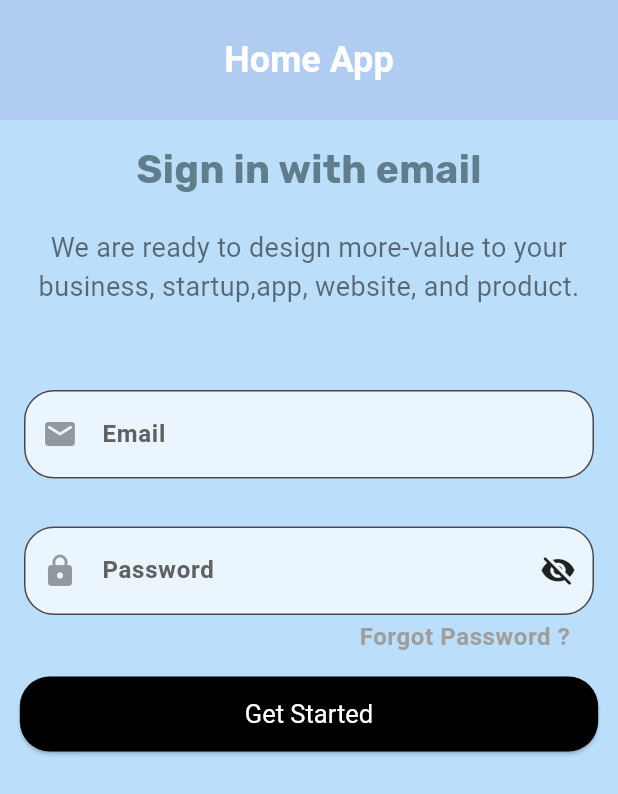
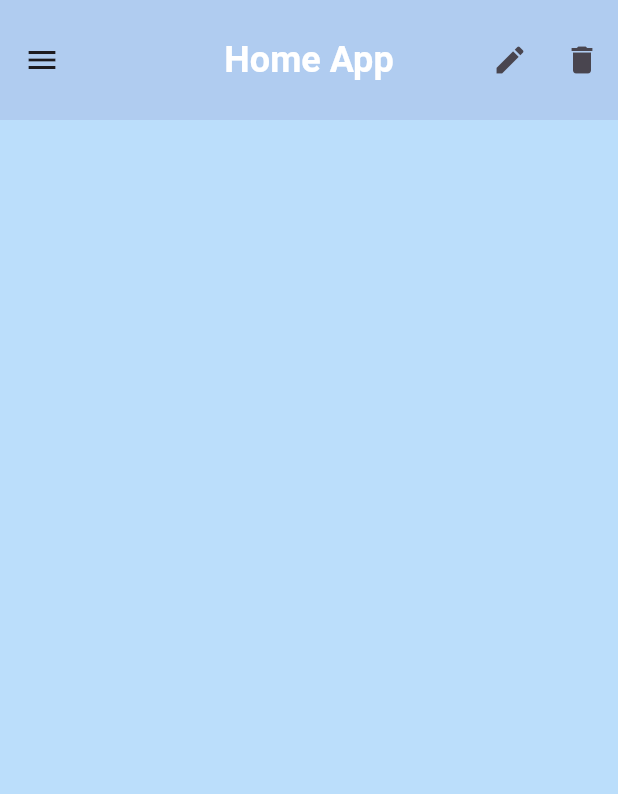
Before and after one commit to 07fahim/live_class_flutter, a Flutter app: the screen it shows after launch, on a phone screen of 412 x 824 dp. Shown: the top 794 px of the screen. Run offline on Flutter 3.47's test engine with Material 3 defaults, Android fonts, the phone set to English and light mode, and no system bars.

Commit message:
Drawer,Actionbutton

```diff
--- a/lib/main.dart
+++ b/lib/main.dart
@@ -30,123 +30,29 @@ class Home extends StatelessWidget {
         backgroundColor: Colors.blue.shade100,
         elevation: 10,
         toolbarHeight: 80,
-        toolbarOpacity:1,
+        toolbarOpacity: 1,
+        actions: [
+          IconButton(onPressed: () {}, icon: Icon(Icons.edit)),
+          IconButton(onPressed: () {}, icon: Icon(Icons.delete))
+        ],
       ),
       backgroundColor: Colors.blue.shade100,
-      body: Column(
-        children: [
-        SizedBox(
-        height: 15,
-      ),
-      Center(
-        child: Text(
-          "Sign in with email",
-          style: TextStyle(
-              fontWeight: FontWeight.bold,
-              fontSize: 26,
-              color: Colors.blueGrey,
-              fontFamily: 'Rubik'),
-        ),
-      ),
-      Padding(
-        padding: EdgeInsets.all(20),
-        child: Text(
-          'We are ready to design more-value to your business, startup,app, website, and product.',
-          style: TextStyle(fontSize: 18, color: Colors.black54),
-          textDirection: TextDirection.ltr,
-          overflow: TextOverflow.visible,
-          textAlign: TextAlign.center,
-        ),
-      ),
-      Padding(
-        padding: EdgeInsets.all(16),
-        child: Column(
-          children: [
-            SizedBox(
-              height: 20,
-            ),
-            TextField(keyboardType: TextInputType.emailAddress,
-              style: TextStyle(fontSize: 18, color: Colors.black),
-              decoration: InputDecoration(
-                hintText: "Email",
-                labelText: "Email",
-                labelStyle: TextStyle(
-                    color: Colors.grey.shade700, fontWeight: FontWeight.w700),
-                hintStyle: TextStyle(
-                    color: Colors.grey.shade400,
-                    fontWeight: FontWeight.w500),
-                prefixIcon: Icon(Icons.email_rounded, color: Colors.black38,),
-                filled: true,
-                fillColor: Colors.white70,
-                border: OutlineInputBorder(
-                    borderRadius: BorderRadius.all(Radius.circular(20)),
-                    borderSide: BorderSide(
-                      color: Colors.black38,
-                      //strokeAlign: BorderSide.strokeAlignOutside,
-                    )),
-                focusedBorder: OutlineInputBorder(borderSide: BorderSide(
-                  color: Colors.grey.shade300,
-                  //strokeAlign: BorderSide.strokeAlignOutside,
-                ), borderRadius: BorderRadius.all(Radius.circular(20))),
-              ),
-
-            ),
-          ],
-        ),
-      ),
-      Column(children: [
-        Padding(
-          padding: const EdgeInsets.all(16),
-          child: TextField(style: TextStyle(fontSize: 18, color: Colors.black),
-            keyboardType:TextInputType.text,
-
-            decoration: InputDecoration(
-              hintText: "Password",
-              hintStyle: TextStyle(
-                  color: Colors.grey.shade400,
-                  fontWeight: FontWeight.w500),
-              labelText: "Password",
-              labelStyle: TextStyle(
-                  color: Colors.grey.shade700, fontWeight: FontWeight.w700),
-              counterText: "Forgot Password ?",
-              counterStyle: TextStyle(fontSize: 16,
-                  color: Colors.grey,
-                  fontWeight: FontWeight.bold),
-              prefixIcon: Icon(Icons.lock_rounded, color: Colors.black38),
-              suffixIcon: Icon(
-                  Icons.visibility_off_rounded, color: Colors.black87),
-              filled: true,
-              fillColor: Colors.white70,
-              border: OutlineInputBorder(
-                  borderRadius: BorderRadius.all(Radius.circular(20)),
-                  borderSide: BorderSide(
-                    color: Colors.black38,
-                    //strokeAlign: BorderSide.strokeAlignOutside,
-                  )),
-              focusedBorder: OutlineInputBorder(borderSide: BorderSide(
-                color: Colors.grey.shade300,
-                //strokeAlign: BorderSide.strokeAlignOutside,
-              ), borderRadius: BorderRadius.all(Radius.circular(20))),
-            ),
-            obscureText: true,
+      drawer: Drawer(
+        backgroundColor: Colors.blue.shade100,
+        shadowColor: Colors.blue.shade100,
+        shape: OutlineInputBorder(
+            borderRadius: BorderRadius.all(Radius.circular(10)),
+            borderSide: BorderSide(
+              color: Colors.blue.shade100,
+            )),
+        child: Padding(
+          padding: const EdgeInsets.symmetric(vertical: 32,horizontal:120),
+          child: Column(
+            children: [
+              Text("List"),
+            ],
           ),
         ),
-      ],
-      ),
-      Column(
-        children: [
-          InkWell(
-            child: ElevatedButton(onPressed: () {}, child: Text("Get Started",),
-              style: ElevatedButton.styleFrom(backgroundColor: Colors.black,
-                  foregroundColor: Colors.white,
-                  shape: RoundedRectangleBorder(
-                      borderRadius: BorderRadius.all(Radius.circular(20)),),
-                padding: EdgeInsets.symmetric(horizontal: 150,vertical:15),textStyle: TextStyle(fontSize: 17)
-              )),
-          ),
-            ],
-          )
-        ],
       ),
     );
   }
```
